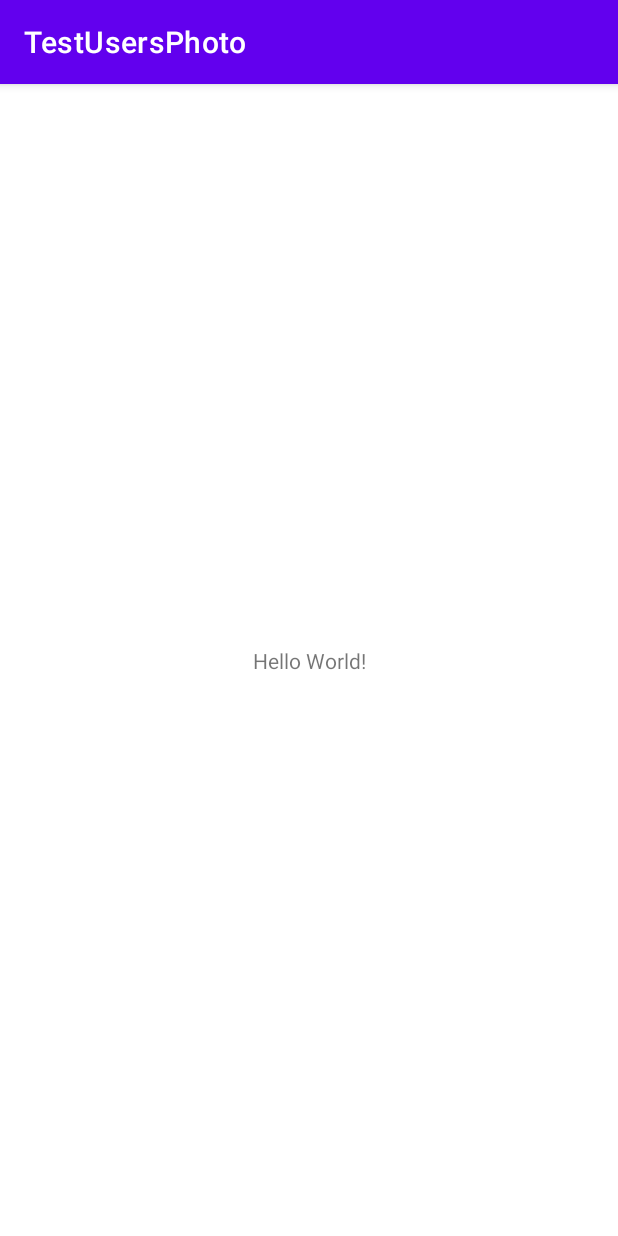
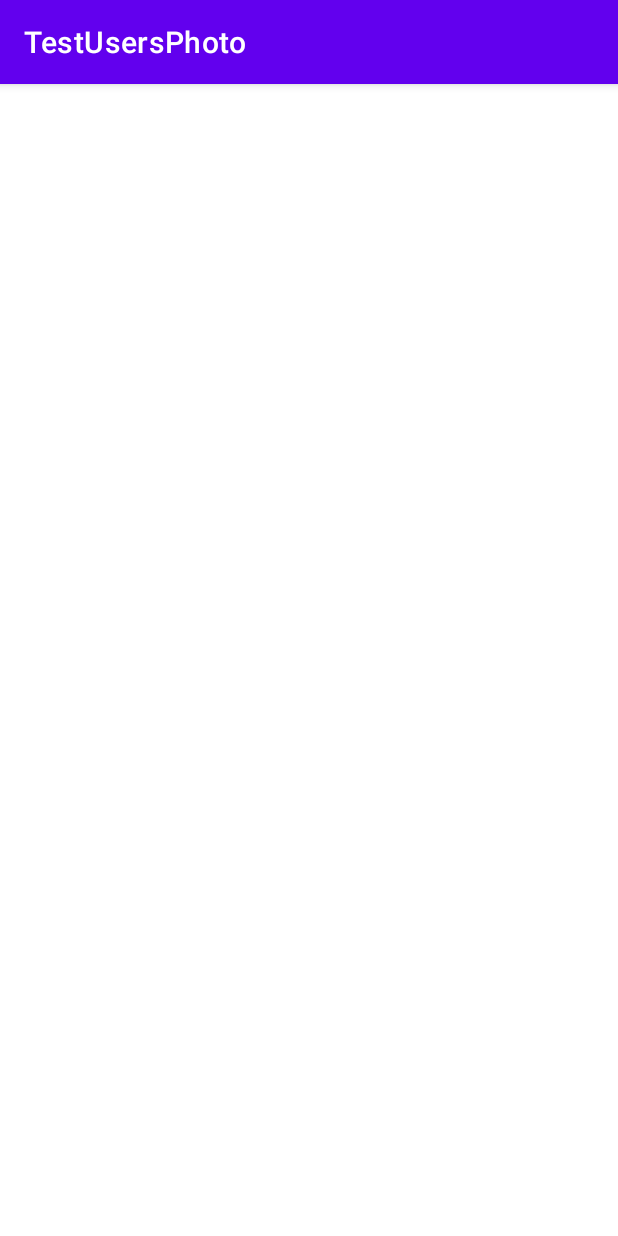
Before and after one commit to Koshake/TestUsersPhoto, an Android app: the screen it shows after launch (MainActivity), on a phone screen of 412 x 824 dp. Run offline under Robolectric (Android 15) with nearby library versions, the phone set to English and light mode, and no system bars.

Commit message:
feature: view binding refactoring

```diff
--- a/app/build.gradle
+++ b/app/build.gradle
@@ -29,6 +29,10 @@ android {
     kotlinOptions {
         jvmTarget = '1.8'
     }
+
+    buildFeatures {
+        viewBinding true
+    }
 }
 
 dependencies {
--- a/app/src/main/AndroidManifest.xml
+++ b/app/src/main/AndroidManifest.xml
@@ -10,7 +10,7 @@
         android:supportsRtl="true"
         android:theme="@style/Theme.TestUsersPhoto">
         <activity
-            android:name=".MainActivity"
+            android:name=".ui.MainActivity"
             android:exported="true">
             <intent-filter>
                 <action android:name="android.intent.action.MAIN" />
--- a/app/src/main/java/com/koshake1/testusersphoto/MainActivity.kt
+++ b/app/src/main/java/com/koshake1/testusersphoto/ui/MainActivity.kt
@@ -1,7 +1,8 @@
-package com.koshake1.testusersphoto
+package com.koshake1.testusersphoto.ui
 
 import androidx.appcompat.app.AppCompatActivity
 import android.os.Bundle
+import com.koshake1.testusersphoto.R
 
 class MainActivity : AppCompatActivity() {
     override fun onCreate(savedInstanceState: Bundle?) {
--- /dev/null
+++ b/app/src/main/java/com/koshake1/testusersphoto/ui/UsersFragment.kt
@@ -0,0 +1,7 @@
+package com.koshake1.testusersphoto.ui
+
+import androidx.fragment.app.Fragment
+
+class UsersFragment : Fragment() {
+
+}
--- a/app/src/main/res/layout/activity_main.xml
+++ b/app/src/main/res/layout/activity_main.xml
@@ -4,15 +4,11 @@
     xmlns:tools="http://schemas.android.com/tools"
     android:layout_width="match_parent"
     android:layout_height="match_parent"
-    tools:context=".MainActivity">
+    tools:context=".ui.MainActivity">
 
-    <TextView
-        android:layout_width="wrap_content"
-        android:layout_height="wrap_content"
-        android:text="Hello World!"
-        app:layout_constraintBottom_toBottomOf="parent"
-        app:layout_constraintLeft_toLeftOf="parent"
-        app:layout_constraintRight_toRightOf="parent"
-        app:layout_constraintTop_toTopOf="parent" />
+    <FrameLayout
+        android:layout_width="match_parent"
+        android:layout_height="match_parent"
+        android:id="@+id/container"/>
 
 </androidx.constraintlayout.widget.ConstraintLayout>
```
